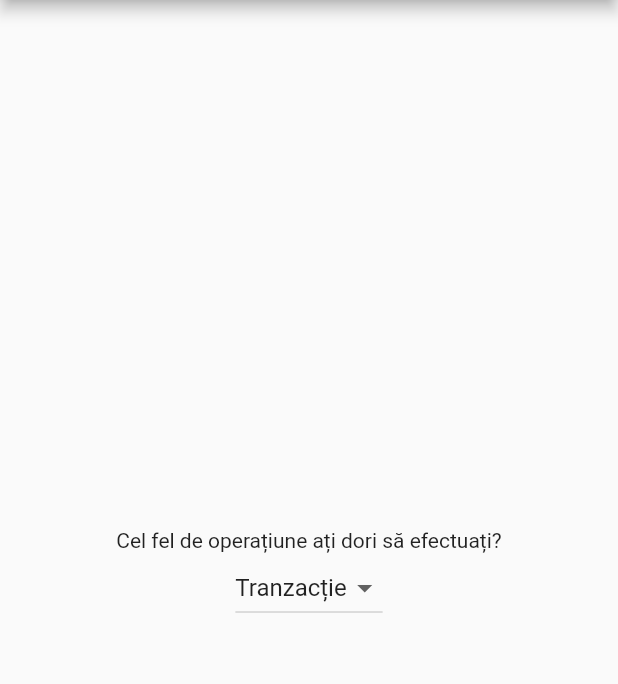
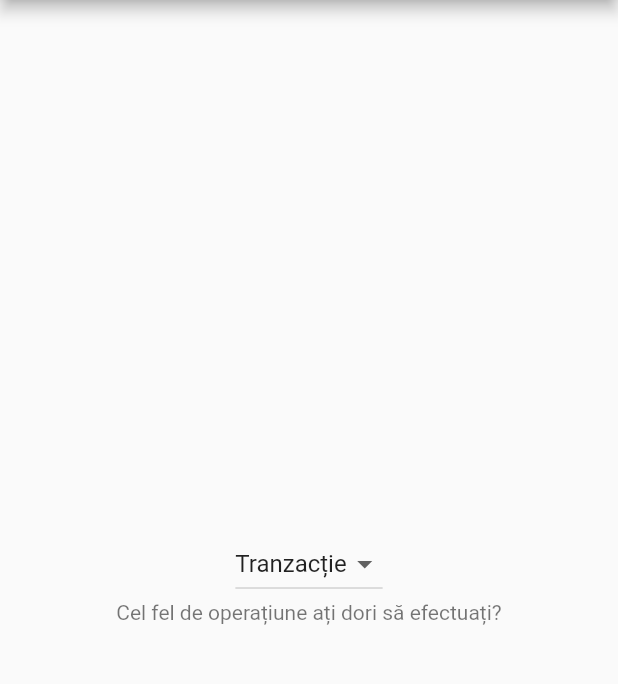
Before and after one commit to TeoChirileanu/transact_me_flutter, a Flutter app: the screen it shows after launch, on a phone screen of 412 x 824 dp, the part 84-768 px from its top. Run offline on Flutter 3.47's test engine with Material 2 defaults, Android fonts, the phone set to English and light mode, and no system bars.

Commit message:
replace label + button with nice list tile

```diff
--- a/lib/operation_form.dart
+++ b/lib/operation_form.dart
@@ -30,11 +30,17 @@ class _OperationFormState extends State<OperationForm> {
       child: Column(
         mainAxisAlignment: MainAxisAlignment.center,
         children: [
-          Text("Cel fel de operațiune ați dori să efectuați?"),
-          DropdownButton(
-            value: _operatiuneaCurenta,
-            items: widget._optiuniDeSelectare,
-            onChanged: laSelectareaOperatiunii,
+          ListTile(
+            title: Center(
+              child: DropdownButton(
+                value: _operatiuneaCurenta,
+                items: widget._optiuniDeSelectare,
+                onChanged: laSelectareaOperatiunii,
+              ),
+            ),
+            subtitle: Center(
+              child: Text("Cel fel de operațiune ați dori să efectuați?"),
+            ),
           ),
         ],
       ),
```
